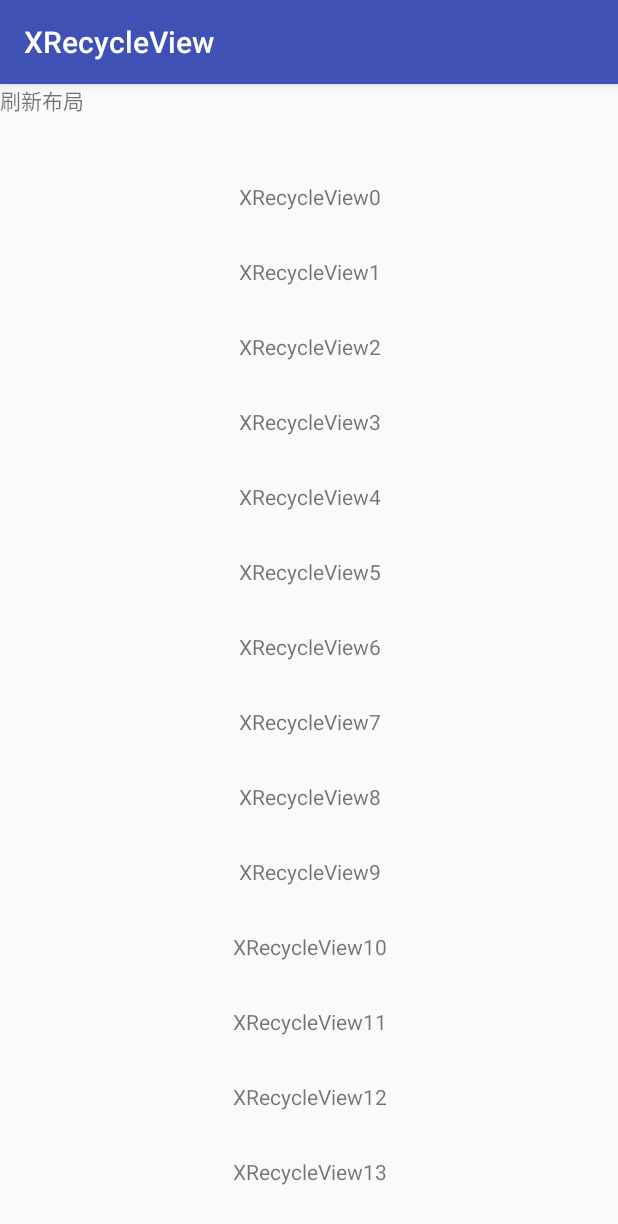
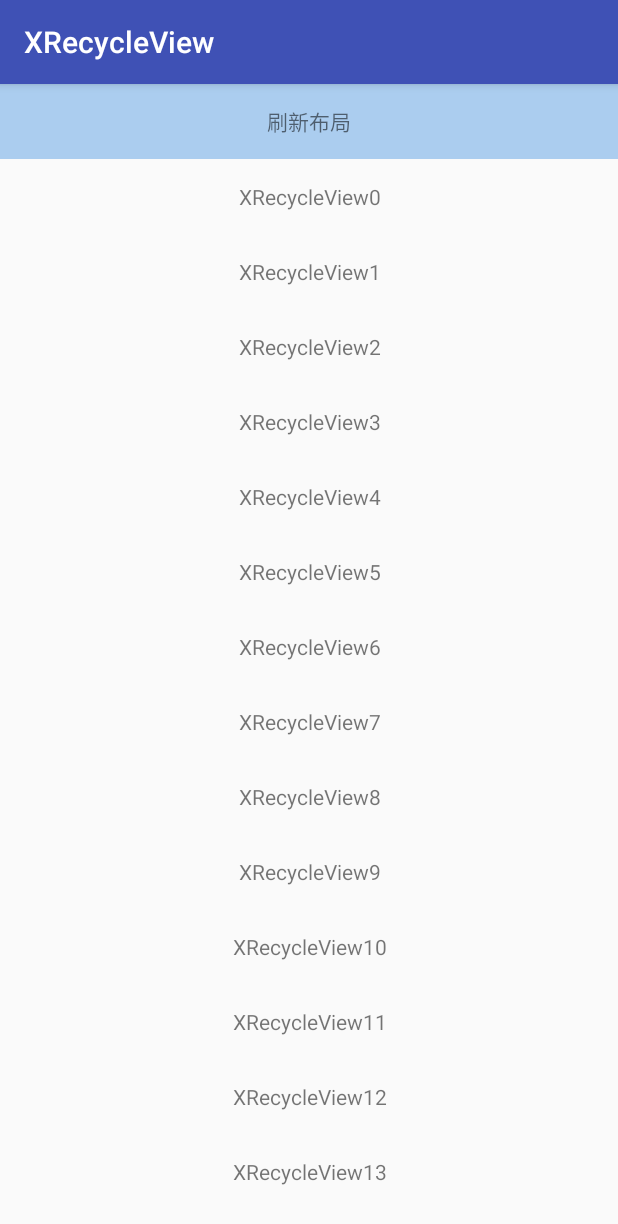
Before and after one commit to sangxiaonian/XRecycleView, an Android app: the screen it shows after launch (MainActivity), on a phone screen of 412 x 824 dp. Shown: the top 1224 px of the screen. Run offline under Robolectric (Android 15) with nearby library versions, the phone set to English and light mode, and no system bars.

```diff
--- a/freerecycleview/src/main/java/sang/com/freerecycleview/adapter/BaseAdapter.java
+++ b/freerecycleview/src/main/java/sang/com/freerecycleview/adapter/BaseAdapter.java
@@ -126,7 +126,12 @@ public abstract class BaseAdapter<T> extends RecyclerView.Adapter {
 
     @Override
     public RecyclerView.ViewHolder onCreateViewHolder(ViewGroup parent, final int viewType) {
-        if (viewType >= HEADTYPE && viewType < FOOTTYPE) {
+
+        if (viewType == TOPREFRUSH) {
+            return topRefrush;
+        } else if (viewType == FOOTREFRUSH) {
+            return footRefrush;
+        } else if (viewType >= HEADTYPE && viewType < FOOTTYPE) {
             return heads.get(viewType - HEADTYPE);
         } else if (viewType >= FOOTTYPE) {
             return foots.get(viewType - FOOTTYPE);
@@ -145,7 +150,7 @@ public abstract class BaseAdapter<T> extends RecyclerView.Adapter {
         } else if (viewType == FOOTREFRUSH) {
             footRefrush.initView(position);
         } else {
-            if (hasTopRefrush()&&position>topRefrushPositin){
+            if (hasTopRefrush() && position > topRefrushPositin) {
                 position--;
             }
             if (viewType >= HEADTYPE) {//脚布局
@@ -166,7 +171,15 @@ public abstract class BaseAdapter<T> extends RecyclerView.Adapter {
 
     @Override
     public int getItemCount() {
-        return list.size() + heads.size() + foots.size();
+
+        int itemCount = list.size() + heads.size() + foots.size();
+        if (hasTopRefrush()) {
+            itemCount++;
+        }
+        if (hasFootRefrush()) {
+            itemCount++;
+        }
+        return itemCount;
     }
 
     /**
--- a/freerecycleview/src/main/java/sang/com/freerecycleview/adapter/RefrushAdapter.java
+++ b/freerecycleview/src/main/java/sang/com/freerecycleview/adapter/RefrushAdapter.java
@@ -23,33 +23,4 @@ public abstract class RefrushAdapter<T> extends BaseAdapter<T> {
         footRefrush = new TopRefrushHolder(context, R.layout.item_bottom);
         topRefrushPositin=0;
     }
-
-    @Override
-    public int getItemCount() {
-        int itemCount = super.getItemCount();
-        if (hasTopRefrush()) {
-            itemCount++;
-        }
-        if (hasFootRefrush()) {
-            itemCount++;
-        }
-        return itemCount;
-    }
-
-
-    @Override
-    public RecyclerView.ViewHolder onCreateViewHolder(ViewGroup parent, final int viewType) {
-        if (viewType == TOPREFRUSH) {
-            return topRefrush;
-        } else if (viewType == FOOTREFRUSH) {
-            return footRefrush;
-        } else {
-            return super.onCreateViewHolder(parent, viewType);
-        }
-    }
-
-
-
-
-
 }
--- a/freerecycleview/src/main/res/layout/item_bottom.xml
+++ b/freerecycleview/src/main/res/layout/item_bottom.xml
@@ -1,12 +1,22 @@
 <?xml version="1.0" encoding="utf-8"?>
-<LinearLayout xmlns:android="http://schemas.android.com/apk/res/android"
+<RelativeLayout xmlns:android="http://schemas.android.com/apk/res/android"
     android:layout_width="match_parent"
-    android:layout_height="match_parent"
-    android:orientation="vertical">
+    android:layout_height="match_parent">
 
-    <TextView
+    <RelativeLayout
         android:layout_width="match_parent"
-        android:text="刷新布局"
-        android:layout_height="50dp" />
+        android:layout_height="match_parent"
+        android:background="#abcdef"
+         >
 
-</LinearLayout>
+        <TextView
+            android:layout_width="wrap_content"
+            android:layout_height="50dp"
+            android:layout_centerInParent="true"
+            android:layout_gravity="center"
+            android:gravity="center"
+            android:text="刷新布局" />
+    </RelativeLayout>
+
+
+</RelativeLayout>
```
